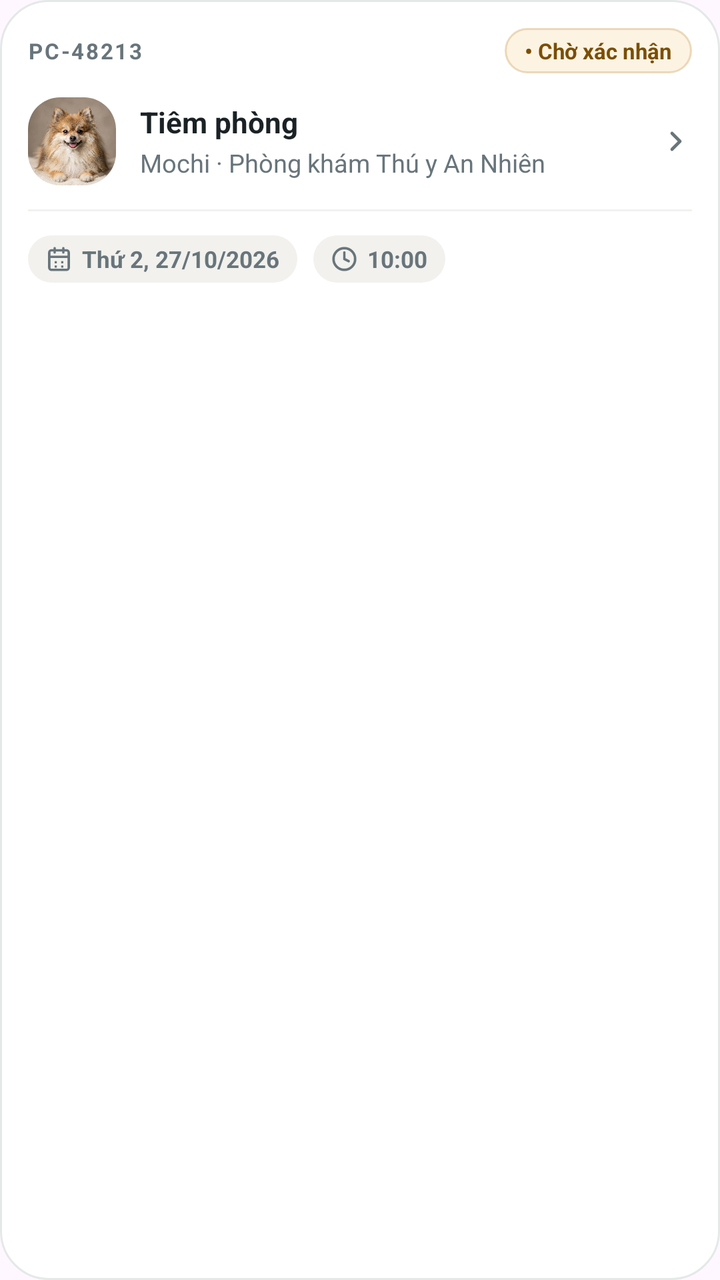
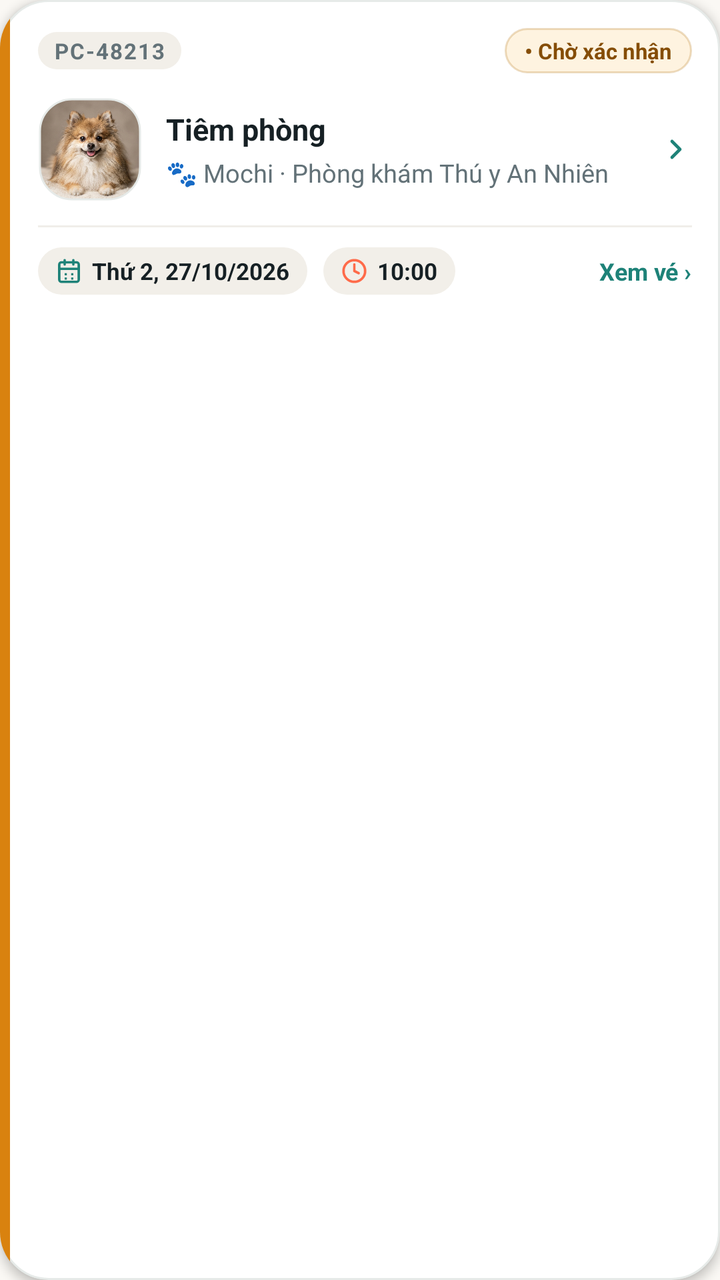

Two renders of the same Android screen: before a commit and after it. Below are the layout's source before the change and the commit's diff.
<!-- AndroidManifest.xml: application theme Theme.PetcareUI -->
<!-- res/layout/item_appointment_card.xml -->
<?xml version="1.0" encoding="utf-8"?>
<LinearLayout xmlns:android="http://schemas.android.com/apk/res/android"
    xmlns:app="http://schemas.android.com/apk/res-auto"
    android:layout_width="match_parent"
    android:layout_height="wrap_content"
    android:layout_marginBottom="12dp"
    android:background="@drawable/bg_card_clinic"
    android:clickable="true"
    android:focusable="true"
    android:foreground="?attr/selectableItemBackground"
    android:orientation="vertical"
    android:padding="14dp">

    
    <LinearLayout
        android:layout_width="match_parent"
        android:layout_height="wrap_content"
        android:gravity="center_vertical"
        android:orientation="horizontal">

        <TextView
            android:id="@+id/tvApptRef"
            android:layout_width="0dp"
            android:layout_height="wrap_content"
            android:layout_weight="1"
            android:letterSpacing="0.08"
            android:text="PC-48213"
            android:textColor="@color/text_muted"
            android:textSize="11sp"
            android:textStyle="bold" />

        <TextView
            android:id="@+id/tvApptStatus"
            android:layout_width="wrap_content"
            android:layout_height="wrap_content"
            android:background="@drawable/bg_badge_pending"
            android:text="• Chờ xác nhận"
            android:textColor="@color/status_warning_ink"
            android:textSize="11sp"
            android:textStyle="bold" />
    </LinearLayout>

    
    <LinearLayout
        android:layout_width="match_parent"
        android:layout_height="wrap_content"
        android:layout_marginTop="12dp"
        android:gravity="center_vertical"
        android:orientation="horizontal">

        <com.google.android.material.imageview.ShapeableImageView
            android:id="@+id/ivPetImage"
            android:layout_width="44dp"
            android:layout_height="44dp"
            android:contentDescription="@null"
            android:scaleType="centerCrop"
            android:src="@drawable/img_pet_mochi"
            app:shapeAppearanceOverlay="@style/RoundedCorner16" />

        <LinearLayout
            android:layout_width="0dp"
            android:layout_height="wrap_content"
            android:layout_marginStart="12dp"
            android:layout_weight="1"
            android:orientation="vertical">

            <TextView
                android:id="@+id/tvServiceTitle"
                android:layout_width="match_parent"
                android:layout_height="wrap_content"
                android:ellipsize="end"
                android:maxLines="1"
                android:text="Tiêm phòng"
                android:textColor="@color/text_foreground"
                android:textSize="14.5sp"
                android:textStyle="bold" />

            <TextView
                android:id="@+id/tvPetAndClinic"
                android:layout_width="match_parent"
                android:layout_height="wrap_content"
                android:layout_marginTop="2dp"
                android:ellipsize="end"
                android:maxLines="1"
                android:text="Mochi · Phòng khám Thú y An Nhiên"
                android:textColor="@color/text_muted"
                android:textSize="12.5sp" />
        </LinearLayout>

        <ImageView
            android:layout_width="16dp"
            android:layout_height="16dp"
            android:layout_marginStart="8dp"
            android:contentDescription="@null"
            android:src="@drawable/ic_chevron_right"
            app:tint="@color/text_muted" />
    </LinearLayout>

    
    <View
        android:layout_width="match_parent"
        android:layout_height="1dp"
        android:layout_marginTop="12dp"
        android:layout_marginBottom="12dp"
        android:background="#F2F1EE" />

    
    <LinearLayout
        android:layout_width="match_parent"
        android:layout_height="wrap_content"
        android:gravity="center_vertical"
        android:orientation="horizontal">

        
        <LinearLayout
            android:layout_width="wrap_content"
            android:layout_height="wrap_content"
            android:background="@drawable/bg_meta_pill"
            android:gravity="center_vertical"
            android:orientation="horizontal">

            <ImageView
                android:layout_width="13dp"
                android:layout_height="13dp"
                android:contentDescription="@null"
                android:src="@drawable/ic_calendar_days"
                app:tint="@color/text_muted" />

            <TextView
                android:id="@+id/tvApptDate"
                android:layout_width="wrap_content"
                android:layout_height="wrap_content"
                android:layout_marginStart="5dp"
                android:text="Thứ 2, 27/10/2026"
                android:textColor="@color/text_muted"
                android:textSize="11.5sp"
                android:textStyle="bold" />
        </LinearLayout>

        
        <LinearLayout
            android:layout_width="wrap_content"
            android:layout_height="wrap_content"
            android:layout_marginStart="8dp"
            android:background="@drawable/bg_meta_pill"
            android:gravity="center_vertical"
            android:orientation="horizontal">

            <ImageView
                android:layout_width="13dp"
                android:layout_height="13dp"
                android:contentDescription="@null"
                android:src="@drawable/ic_clock"
                app:tint="@color/text_muted" />

            <TextView
                android:id="@+id/tvApptTime"
                android:layout_width="wrap_content"
                android:layout_height="wrap_content"
                android:layout_marginStart="5dp"
                android:text="10:00"
                android:textColor="@color/text_muted"
                android:textSize="11.5sp"
                android:textStyle="bold" />
        </LinearLayout>
    </LinearLayout>

</LinearLayout>
<!-- resources referenced by this layout -->
<resources>
  <color name="status_warning_ink">#7A4E06</color>
  <color name="text_foreground">#1B2226</color>
  <color name="text_muted">#68757B</color>
  <!-- drawable bg_card_clinic (drawable) -->
  <?xml version="1.0" encoding="utf-8"?>
  <shape xmlns:android="http://schemas.android.com/apk/res/android"
      android:shape="rectangle">
      <corners android:radius="24dp" />
      <solid android:color="@color/surface_card" />
      <stroke android:width="1dp" android:color="@color/stroke_border" />
  </shape>
  <!-- drawable bg_meta_pill (drawable) -->
  <?xml version="1.0" encoding="utf-8"?>
  <shape xmlns:android="http://schemas.android.com/apk/res/android"
      android:shape="rectangle">
      <corners android:radius="999dp" />
      <solid android:color="@color/surface_muted" />
      <padding
          android:left="9dp"
          android:top="4dp"
          android:right="9dp"
          android:bottom="4dp" />
  </shape>
  <!-- drawable ic_chevron_right (drawable) -->
  <vector xmlns:android="http://schemas.android.com/apk/res/android"
      android:width="24dp"
      android:height="24dp"
      android:viewportWidth="24"
      android:viewportHeight="24">
      <path
          android:fillColor="#00000000"
          android:strokeColor="#68757B"
          android:strokeWidth="2.4"
          android:strokeLineCap="round"
          android:strokeLineJoin="round"
          android:pathData="M9,18l6,-6 -6,-6" />
  </vector>
  <style name="RoundedCorner16">
          <item name="cornerSize">16dp</item>
      </style>
  <style name="Theme.PetcareUI" parent="Base.Theme.PetcareUI" />
  <color name="status_warning_soft">#FDF3E2</color>
  <color name="surface_card">#FFFFFF</color>
  <color name="stroke_border">#E4E9E7</color>
  <color name="surface_muted">#F2F1EE</color>
  <style name="Base.Theme.PetcareUI" parent="Theme.Material3.DayNight.NoActionBar">
          
          
      </style>
  <!-- unchanged entries left out for length: 4 -->
</resources>

<!-- the commit's change to res/layout/item_appointment_card.xml (unified diff, before → after) -->
@@ -3,166 +3,205 @@
     xmlns:app="http://schemas.android.com/apk/res-auto"
     android:layout_width="match_parent"
     android:layout_height="wrap_content"
-    android:layout_marginBottom="12dp"
+    android:layout_marginBottom="14dp"
     android:background="@drawable/bg_card_clinic"
     android:clickable="true"
+    android:clipToOutline="true"
+    android:elevation="3dp"
     android:focusable="true"
     android:foreground="?attr/selectableItemBackground"
-    android:orientation="vertical"
-    android:padding="14dp">
+    android:orientation="horizontal">
 
     
+    <View
+        android:id="@+id/viewStatusAccent"
+        android:layout_width="5dp"
+        android:layout_height="match_parent"
+        android:background="@color/status_warning" />
+
     <LinearLayout
         android:layout_width="match_parent"
         android:layout_height="wrap_content"
-        android:gravity="center_vertical"
-        android:orientation="horizontal">
-
-        <TextView
-            android:id="@+id/tvApptRef"
-            android:layout_width="0dp"
+        android:orientation="vertical"
+        android:padding="14dp">
+
+        
+        <LinearLayout
+            android:layout_width="match_parent"
             android:layout_height="wrap_content"
-            android:layout_weight="1"
-            android:letterSpacing="0.08"
-            android:text="PC-48213"
-            android:textColor="@color/text_muted"
-            android:textSize="11sp"
-            android:textStyle="bold" />
-
-        <TextView
-            android:id="@+id/tvApptStatus"
-            android:layout_width="wrap_content"
-            android:layout_height="wrap_content"
-            android:background="@drawable/bg_badge_pending"
-            android:text="• Chờ xác nhận"
-            android:textColor="@color/status_warning_ink"
-            android:textSize="11sp"
-            android:textStyle="bold" />
-    </LinearLayout>
-
-    
-    <LinearLayout
-        android:layout_width="match_parent"
-        android:layout_height="wrap_content"
-        android:layout_marginTop="12dp"
-        android:gravity="center_vertical"
-        android:orientation="horizontal">
-
-        <com.google.android.material.imageview.ShapeableImageView
-            android:id="@+id/ivPetImage"
-            android:layout_width="44dp"
-            android:layout_height="44dp"
-            android:contentDescription="@null"
-            android:scaleType="centerCrop"
-            android:src="@drawable/img_pet_mochi"
-            app:shapeAppearanceOverlay="@style/RoundedCorner16" />
-
-        <LinearLayout
-            android:layout_width="0dp"
-            android:layout_height="wrap_content"
-            android:layout_marginStart="12dp"
-            android:layout_weight="1"
-            android:orientation="vertical">
-
-            <TextView
-                android:id="@+id/tvServiceTitle"
-                android:layout_width="match_parent"
-                android:layout_height="wrap_content"
-                android:ellipsize="end"
-                android:maxLines="1"
-                android:text="Tiêm phòng"
-                android:textColor="@color/text_foreground"
-                android:textSize="14.5sp"
-                android:textStyle="bold" />
-
-            <TextView
-                android:id="@+id/tvPetAndClinic"
-                android:layout_width="match_parent"
-                android:layout_height="wrap_content"
-                android:layout_marginTop="2dp"
-                android:ellipsize="end"
-                android:maxLines="1"
-                android:text="Mochi · Phòng khám Thú y An Nhiên"
-                android:textColor="@color/text_muted"
-                android:textSize="12.5sp" />
-        </LinearLayout>
-
-        <ImageView
-            android:layout_width="16dp"
-            android:layout_height="16dp"
-            android:layout_marginStart="8dp"
-            android:contentDescription="@null"
-            android:src="@drawable/ic_chevron_right"
-            app:tint="@color/text_muted" />
-    </LinearLayout>
-
-    
-    <View
-        android:layout_width="match_parent"
-        android:layout_height="1dp"
-        android:layout_marginTop="12dp"
-        android:layout_marginBottom="12dp"
-        android:background="#F2F1EE" />
-
-    
-    <LinearLayout
-        android:layout_width="match_parent"
-        android:layout_height="wrap_content"
-        android:gravity="center_vertical"
-        android:orientation="horizontal">
-
-        
-        <LinearLayout
-            android:layout_width="wrap_content"
-            android:layout_height="wrap_content"
-            android:background="@drawable/bg_meta_pill"
             android:gravity="center_vertical"
             android:orientation="horizontal">
 
-            <ImageView
-                android:layout_width="13dp"
-                android:layout_height="13dp"
-                android:contentDescription="@null"
-                android:src="@drawable/ic_calendar_days"
-                app:tint="@color/text_muted" />
-
             <TextView
-                android:id="@+id/tvApptDate"
-                android:layout_width="wrap_content"
-                android:layout_height="wrap_content"
-                android:layout_marginStart="5dp"
-                android:text="Thứ 2, 27/10/2026"
+                android:id="@+id/tvApptRef"
+                android:layout_width="wrap_content"
+                android:layout_height="wrap_content"
+                android:background="@drawable/bg_pill_gray"
+                android:letterSpacing="0.06"
+                android:paddingStart="8dp"
+                android:paddingTop="2dp"
+                android:paddingEnd="8dp"
+                android:paddingBottom="2dp"
+                android:text="PC-48213"
                 android:textColor="@color/text_muted"
-                android:textSize="11.5sp"
+                android:textSize="11sp"
+                android:textStyle="bold" />
+
+            <View
+                android:layout_width="0dp"
+                android:layout_height="1dp"
+                android:layout_weight="1" />
+
+            <TextView
+                android:id="@+id/tvApptStatus"
+                android:layout_width="wrap_content"
+                android:layout_height="wrap_content"
+                android:background="@drawable/bg_badge_pending"
+                android:text="• Chờ xác nhận"
+                android:textColor="@color/status_warning_ink"
+                android:textSize="11sp"
                 android:textStyle="bold" />
         </LinearLayout>
 
         
         <LinearLayout
-            android:layout_width="wrap_content"
+            android:layout_width="match_parent"
             android:layout_height="wrap_content"
-            android:layout_marginStart="8dp"
-            android:background="@drawable/bg_meta_pill"
+            android:layout_marginTop="12dp"
             android:gravity="center_vertical"
             android:orientation="horizontal">
 
+            <com.google.android.material.imageview.ShapeableImageView
+                android:id="@+id/ivPetImage"
+                android:layout_width="52dp"
+                android:layout_height="52dp"
+                android:contentDescription="@null"
+                android:padding="1dp"
+                android:scaleType="centerCrop"
+                android:src="@drawable/img_pet_mochi"
+                app:shapeAppearanceOverlay="@style/RoundedCorner16"
+                app:strokeColor="@color/stroke_border"
+                app:strokeWidth="1dp" />
+
+            <LinearLayout
+                android:layout_width="0dp"
+                android:layout_height="wrap_content"
+                android:layout_marginStart="12dp"
+                android:layout_weight="1"
+                android:orientation="vertical">
+
+                <TextView
+                    android:id="@+id/tvServiceTitle"
+                    android:layout_width="match_parent"
+                    android:layout_height="wrap_content"
+                    android:ellipsize="end"
+                    android:maxLines="1"
+                    android:text="Tiêm phòng"
+                    android:textColor="@color/text_foreground"
+                    android:textSize="15sp"
+                    android:textStyle="bold" />
+
+                <TextView
+                    android:id="@+id/tvPetAndClinic"
+                    android:layout_width="match_parent"
+                    android:layout_height="wrap_content"
+                    android:layout_marginTop="3dp"
+                    android:ellipsize="end"
+                    android:maxLines="1"
+                    android:text="🐾 Mochi · Phòng khám Thú y An Nhiên"
+                    android:textColor="@color/text_muted"
+                    android:textSize="12.5sp" />
+            </LinearLayout>
+
             <ImageView
-                android:layout_width="13dp"
-                android:layout_height="13dp"
+                android:layout_width="16dp"
+                android:layout_height="16dp"
+                android:layout_marginStart="8dp"
                 android:contentDescription="@null"
-                android:src="@drawable/ic_clock"
-                app:tint="@color/text_muted" />
+                android:src="@drawable/ic_chevron_right"
+                app:tint="@color/brand_primary" />
+        </LinearLayout>
+
+        
+        <View
+            android:layout_width="match_parent"
+            android:layout_height="1dp"
+            android:layout_marginTop="12dp"
+            android:layout_marginBottom="10dp"
+            android:background="#F0EEE9" />
+
+        
+        <LinearLayout
+            android:layout_width="match_parent"
+            android:layout_height="wrap_content"
+            android:gravity="center_vertical"
+            android:orientation="horizontal">
+
+            
+            <LinearLayout
+                android:layout_width="wrap_content"
+                android:layout_height="wrap_content"
+                android:background="@drawable/bg_meta_pill"
+                android:gravity="center_vertical"
+                android:orientation="horizontal">
+
+                <ImageView
+                    android:layout_width="13dp"
+                    android:layout_height="13dp"
+                    android:contentDescription="@null"
+                    android:src="@drawable/ic_calendar_days"
+                    app:tint="@color/brand_primary" />
+
+                <TextView
+                    android:id="@+id/tvApptDate"
+                    android:layout_width="wrap_content"
+                    android:layout_height="wrap_content"
+                    android:layout_marginStart="5dp"
+                    android:text="Thứ 2, 27/10/2026"
+                    android:textColor="@color/text_foreground"
+                    android:textSize="11.5sp"
+                    android:textStyle="bold" />
+            </LinearLayout>
+
+            
+            <LinearLayout
+                android:layout_width="wrap_content"
+                android:layout_height="wrap_content"
+                android:layout_marginStart="8dp"
+                android:background="@drawable/bg_meta_pill"
+                android:gravity="center_vertical"
+                android:orientation="horizontal">
+
+                <ImageView
+                    android:layout_width="13dp"
+                    android:layout_height="13dp"
+                    android:contentDescription="@null"
+                    android:src="@drawable/ic_clock"
+                    app:tint="@color/warm_coral" />
+
+                <TextView
+                    android:id="@+id/tvApptTime"
+                    android:layout_width="wrap_content"
+                    android:layout_height="wrap_content"
+                    android:layout_marginStart="5dp"
+                    android:text="10:00"
+                    android:textColor="@color/text_foreground"
+                    android:textSize="11.5sp"
+                    android:textStyle="bold" />
+            </LinearLayout>
+
+            <View
+                android:layout_width="0dp"
+                android:layout_height="1dp"
+                android:layout_weight="1" />
 
             <TextView
-                android:id="@+id/tvApptTime"
-                android:layout_width="wrap_content"
-                android:layout_height="wrap_content"
-                android:layout_marginStart="5dp"
-                android:text="10:00"
-                android:textColor="@color/text_muted"
-                android:textSize="11.5sp"
+                android:layout_width="wrap_content"
+                android:layout_height="wrap_content"
+                android:text="Xem vé ›"
+                android:textColor="@color/brand_primary"
+                android:textSize="12sp"
                 android:textStyle="bold" />
         </LinearLayout>
     </LinearLayout>
-
 </LinearLayout>
<!-- resource entries referenced after the edit -->
@@ -1,8 +1,11 @@
 <!-- resources referenced by this layout -->
 <resources>
-  <color name="status_warning_ink">#7A4E06</color>
-  <color name="text_foreground">#1B2226</color>
-  <color name="text_muted">#68757B</color>
+  <color name="brand_primary">#1E8278</color>
+  <color name="status_warning">#D9820F</color>
+  <color name="status_warning_ink">#854D06</color>
+  <color name="text_foreground">#162024</color>
+  <color name="text_muted">#637278</color>
+  <color name="warm_coral">#FF6B4A</color>
   <!-- drawable bg_card_clinic (drawable) -->
   <?xml version="1.0" encoding="utf-8"?>
   <shape xmlns:android="http://schemas.android.com/apk/res/android"
@@ -23,6 +26,13 @@
           android:right="9dp"
           android:bottom="4dp" />
   </shape>
+  <!-- drawable bg_pill_gray (drawable) -->
+  <?xml version="1.0" encoding="utf-8"?>
+  <shape xmlns:android="http://schemas.android.com/apk/res/android"
+      android:shape="rectangle">
+      <corners android:radius="999dp" />
+      <solid android:color="@color/surface_muted" />
+  </shape>
   <!-- drawable ic_chevron_right (drawable) -->
   <vector xmlns:android="http://schemas.android.com/apk/res/android"
       android:width="24dp"
@@ -41,13 +51,31 @@
           <item name="cornerSize">16dp</item>
       </style>
   <style name="Theme.PetcareUI" parent="Base.Theme.PetcareUI" />
-  <color name="status_warning_soft">#FDF3E2</color>
+  <color name="status_warning_soft">#FEF3E0</color>
   <color name="surface_card">#FFFFFF</color>
-  <color name="stroke_border">#E4E9E7</color>
-  <color name="surface_muted">#F2F1EE</color>
-  <style name="Base.Theme.PetcareUI" parent="Theme.Material3.DayNight.NoActionBar">
-          
-          
+  <color name="stroke_border">#E6EAE8</color>
+  <color name="surface_muted">#F2EFE9</color>
+  <style name="Base.Theme.PetcareUI" parent="Theme.Material3.Light.NoActionBar">
+          <item name="colorPrimary">@color/brand_primary</item>
+          <item name="colorPrimaryDark">@color/brand_deep</item>
+          <item name="colorOnPrimary">@color/white</item>
+          <item name="colorSecondary">@color/warm_coral</item>
+          <item name="colorOnSecondary">@color/white</item>
+          <item name="android:colorBackground">@color/surface_background</item>
+          <item name="colorSurface">@color/surface_card</item>
+          <item name="android:statusBarColor">@color/surface_background</item>
+          <item name="android:navigationBarColor">@color/surface_card</item>
+          <item name="android:windowLightStatusBar">true</item>
+          <item name="android:windowAnimationStyle">@style/PetCareWindowAnimations</item>
+      </style>
+  <color name="brand_deep">#114C46</color>
+  <color name="white">#FFFFFFFF</color>
+  <color name="surface_background">#FAF8F4</color>
+  <style name="PetCareWindowAnimations" parent="@android:style/Animation.Activity">
+          <item name="android:activityOpenEnterAnimation">@anim/slide_in_right</item>
+          <item name="android:activityOpenExitAnimation">@anim/slide_out_left</item>
+          <item name="android:activityCloseEnterAnimation">@anim/slide_in_left</item>
+          <item name="android:activityCloseExitAnimation">@anim/slide_out_right</item>
       </style>
   <!-- unchanged entries left out for length: 4 -->
 </resources>
